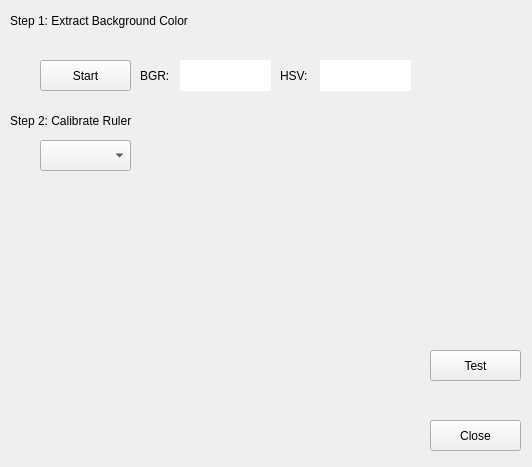
Before: the Qt Designer form calibratorform.ui in zcsd/Vision_Inspection, drawn with Qt 5.
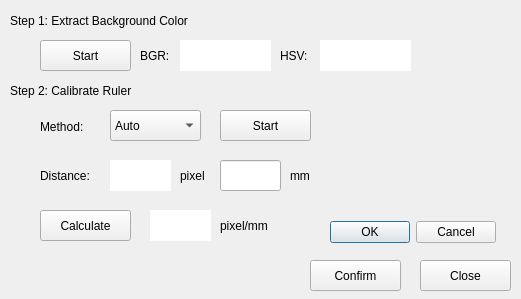
After: the same form once the commit is applied.

Commit message: Cali UI and add logo

Patch:
```diff
--- a/calibratorform.ui
+++ b/calibratorform.ui
@@ -6,31 +6,18 @@
    <rect>
     <x>0</x>
     <y>0</y>
-    <width>532</width>
-    <height>467</height>
+    <width>521</width>
+    <height>299</height>
    </rect>
   </property>
   <property name="windowTitle">
    <string>Form</string>
   </property>
-  <widget class="QPushButton" name="pushButton">
-   <property name="geometry">
-    <rect>
-     <x>430</x>
-     <y>350</y>
-     <width>91</width>
-     <height>31</height>
-    </rect>
-   </property>
-   <property name="text">
-    <string>Test</string>
-   </property>
-  </widget>
   <widget class="QPushButton" name="pushButtonClose">
    <property name="geometry">
     <rect>
-     <x>430</x>
-     <y>420</y>
+     <x>420</x>
+     <y>260</y>
      <width>91</width>
      <height>31</height>
     </rect>
@@ -56,7 +43,7 @@
    <property name="geometry">
     <rect>
      <x>40</x>
-     <y>60</y>
+     <y>40</y>
      <width>91</width>
      <height>31</height>
     </rect>
@@ -69,7 +56,7 @@
    <property name="geometry">
     <rect>
      <x>140</x>
-     <y>60</y>
+     <y>40</y>
      <width>51</width>
      <height>31</height>
     </rect>
@@ -82,7 +69,7 @@
    <property name="geometry">
     <rect>
      <x>280</x>
-     <y>60</y>
+     <y>40</y>
      <width>41</width>
      <height>31</height>
     </rect>
@@ -95,8 +82,8 @@
    <property name="geometry">
     <rect>
      <x>430</x>
-     <y>60</y>
-     <width>71</width>
+     <y>40</y>
+     <width>81</width>
      <height>31</height>
     </rect>
    </property>
@@ -108,7 +95,7 @@
    <property name="geometry">
     <rect>
      <x>10</x>
-     <y>110</y>
+     <y>80</y>
      <width>231</width>
      <height>21</height>
     </rect>
@@ -120,18 +107,28 @@
   <widget class="QComboBox" name="comboBoxCaliMethod">
    <property name="geometry">
     <rect>
-     <x>40</x>
-     <y>140</y>
+     <x>110</x>
+     <y>110</y>
      <width>91</width>
      <height>31</height>
     </rect>
    </property>
+   <item>
+    <property name="text">
+     <string>Auto</string>
+    </property>
+   </item>
+   <item>
+    <property name="text">
+     <string>Manual</string>
+    </property>
+   </item>
   </widget>
   <widget class="QLabel" name="labelShowRGB">
    <property name="geometry">
     <rect>
      <x>180</x>
-     <y>60</y>
+     <y>40</y>
      <width>91</width>
      <height>31</height>
     </rect>
@@ -148,7 +145,7 @@
    <property name="geometry">
     <rect>
      <x>320</x>
-     <y>60</y>
+     <y>40</y>
      <width>91</width>
      <height>31</height>
     </rect>
@@ -160,6 +157,167 @@
     <string/>
    </property>
   </widget>
+  <widget class="QPushButton" name="pushButtonBGStart_2">
+   <property name="geometry">
+    <rect>
+     <x>220</x>
+     <y>110</y>
+     <width>91</width>
+     <height>31</height>
+    </rect>
+   </property>
+   <property name="text">
+    <string>Start</string>
+   </property>
+  </widget>
+  <widget class="QLabel" name="label_4">
+   <property name="geometry">
+    <rect>
+     <x>40</x>
+     <y>116</y>
+     <width>67</width>
+     <height>21</height>
+    </rect>
+   </property>
+   <property name="text">
+    <string>Method:</string>
+   </property>
+  </widget>
+  <widget class="QLabel" name="label_6">
+   <property name="geometry">
+    <rect>
+     <x>40</x>
+     <y>160</y>
+     <width>67</width>
+     <height>31</height>
+    </rect>
+   </property>
+   <property name="text">
+    <string>Distance:</string>
+   </property>
+  </widget>
+  <widget class="QLabel" name="labelShowRGB_2">
+   <property name="geometry">
+    <rect>
+     <x>110</x>
+     <y>160</y>
+     <width>61</width>
+     <height>31</height>
+    </rect>
+   </property>
+   <property name="styleSheet">
+    <string notr="true">background-color: rgb(255, 255, 255);
+</string>
+   </property>
+   <property name="text">
+    <string/>
+   </property>
+  </widget>
+  <widget class="QLineEdit" name="lineEdit">
+   <property name="geometry">
+    <rect>
+     <x>220</x>
+     <y>160</y>
+     <width>61</width>
+     <height>31</height>
+    </rect>
+   </property>
+  </widget>
+  <widget class="QLabel" name="label_7">
+   <property name="geometry">
+    <rect>
+     <x>180</x>
+     <y>160</y>
+     <width>51</width>
+     <height>31</height>
+    </rect>
+   </property>
+   <property name="text">
+    <string>pixel</string>
+   </property>
+  </widget>
+  <widget class="QLabel" name="label_8">
+   <property name="geometry">
+    <rect>
+     <x>290</x>
+     <y>160</y>
+     <width>51</width>
+     <height>31</height>
+    </rect>
+   </property>
+   <property name="text">
+    <string>mm</string>
+   </property>
+  </widget>
+  <widget class="QPushButton" name="pushButtonBGStart_3">
+   <property name="geometry">
+    <rect>
+     <x>40</x>
+     <y>210</y>
+     <width>91</width>
+     <height>31</height>
+    </rect>
+   </property>
+   <property name="text">
+    <string>Calculate</string>
+   </property>
+  </widget>
+  <widget class="QLabel" name="labelShowRGB_3">
+   <property name="geometry">
+    <rect>
+     <x>150</x>
+     <y>210</y>
+     <width>61</width>
+     <height>31</height>
+    </rect>
+   </property>
+   <property name="styleSheet">
+    <string notr="true">background-color: rgb(255, 255, 255);
+</string>
+   </property>
+   <property name="text">
+    <string/>
+   </property>
+  </widget>
+  <widget class="QLabel" name="label_9">
+   <property name="geometry">
+    <rect>
+     <x>220</x>
+     <y>210</y>
+     <width>71</width>
+     <height>31</height>
+    </rect>
+   </property>
+   <property name="text">
+    <string>pixel/mm</string>
+   </property>
+  </widget>
+  <widget class="QPushButton" name="pushButtonClose_2">
+   <property name="geometry">
+    <rect>
+     <x>310</x>
+     <y>260</y>
+     <width>91</width>
+     <height>31</height>
+    </rect>
+   </property>
+   <property name="text">
+    <string>Confirm</string>
+   </property>
+  </widget>
+  <widget class="QDialogButtonBox" name="buttonBox">
+   <property name="geometry">
+    <rect>
+     <x>330</x>
+     <y>220</y>
+     <width>166</width>
+     <height>25</height>
+    </rect>
+   </property>
+   <property name="standardButtons">
+    <set>QDialogButtonBox::Cancel|QDialogButtonBox::Ok</set>
+   </property>
+  </widget>
  </widget>
  <resources/>
  <connections/>
```
Left out of the diff: 2 changed lines with no effect on the pictures. The commit also changes 6 other files.
